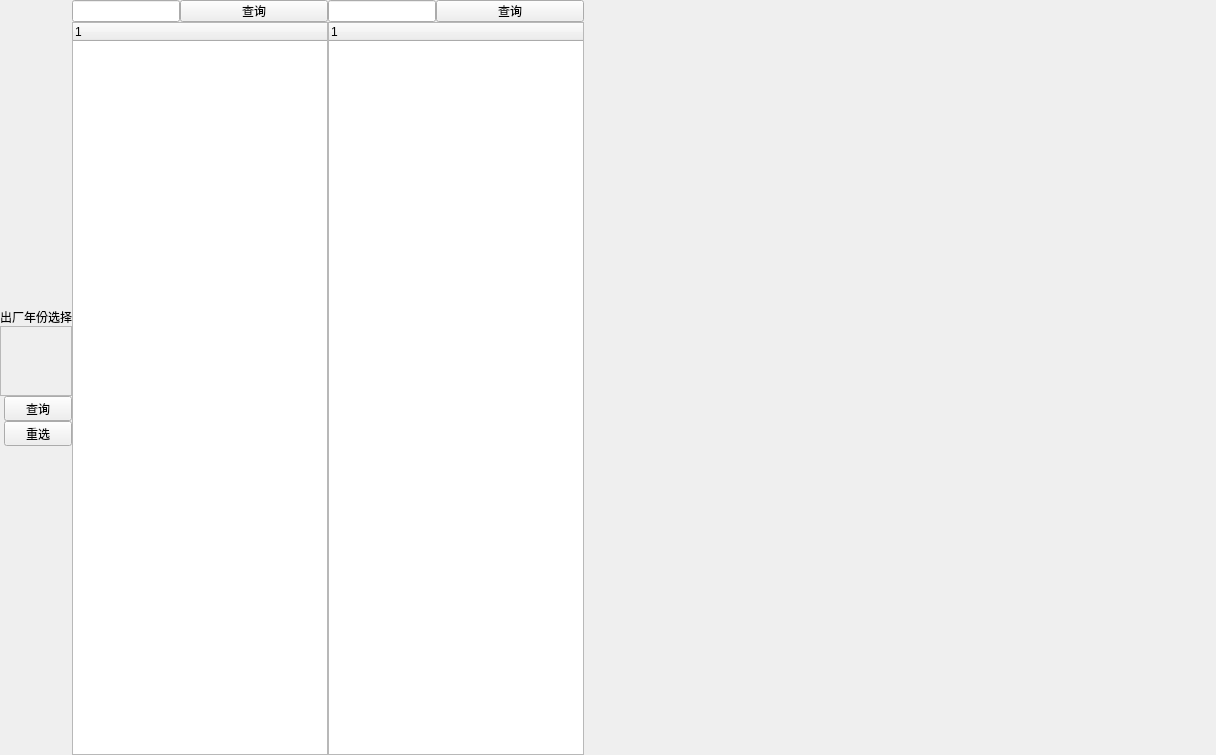
Old version of the form widgets/strengthDisturb/stren_inquiry.ui in the repository Belos10/Equip.
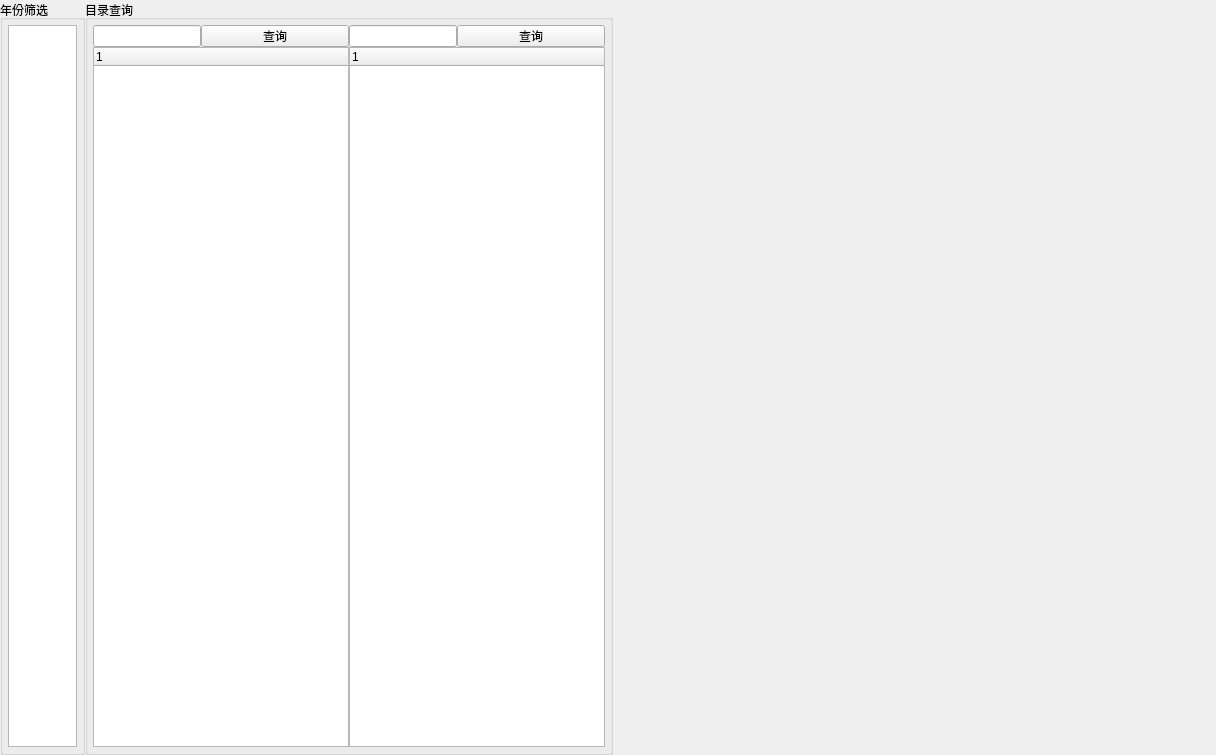
New version of the form.

```diff
--- a/widgets/strengthDisturb/stren_inquiry.ui
+++ b/widgets/strengthDisturb/stren_inquiry.ui
@@ -13,23 +13,93 @@
   <property name="windowTitle">
    <string>Form</string>
   </property>
+  <layout class="QHBoxLayout" name="horizontalLayout_5">
+   <property name="spacing">
+    <number>0</number>
+   </property>
+   <property name="leftMargin">
+    <number>0</number>
+   </property>
+   <property name="topMargin">
+    <number>0</number>
+   </property>
+   <property name="rightMargin">
+    <number>0</number>
+   </property>
+   <property name="bottomMargin">
+    <number>0</number>
+   </property>
+   <item>
+    <widget class="QWidget" name="widget" native="true">
+     <property name="sizePolicy">
+      <sizepolicy hsizetype="Fixed" vsizetype="Preferred">
+       <horstretch>0</horstretch>
+       <verstretch>0</verstretch>
+      </sizepolicy>
+     </property>
+     <property name="minimumSize">
+      <size>
+       <width>0</width>
+       <height>755</height>
+      </size>
+     </property>
+    </widget>
+   </item>
+   <item>
+    <widget class="QGroupBox" name="groupBox">
+     <property name="maximumSize">
+      <size>
+       <width>85</width>
+       <height>16777215</height>
+      </size>
+     </property>
+     <property name="title">
+      <string>年份筛选</string>
+     </property>
   <layout class="QGridLayout" name="gridLayout">
    <property name="leftMargin">
-    <number>0</number>
+       <number>5</number>
    </property>
    <property name="topMargin">
-    <number>0</number>
+       <number>5</number>
    </property>
    <property name="rightMargin">
-    <number>0</number>
+       <number>5</number>
    </property>
    <property name="bottomMargin">
-    <number>0</number>
+       <number>5</number>
    </property>
    <property name="spacing">
-    <number>0</number>
-   </property>
-   <item row="0" column="1">
+       <number>5</number>
+      </property>
+      <item row="0" column="0">
+       <widget class="QListWidget" name="lw_chooseYear"/>
+      </item>
+     </layout>
+    </widget>
+   </item>
+   <item>
+    <widget class="QGroupBox" name="groupBox_2">
+     <property name="title">
+      <string>目录查询</string>
+     </property>
+     <layout class="QGridLayout" name="gridLayout_2">
+      <property name="leftMargin">
+       <number>5</number>
+      </property>
+      <property name="topMargin">
+       <number>5</number>
+      </property>
+      <property name="rightMargin">
+       <number>5</number>
+      </property>
+      <property name="bottomMargin">
+       <number>5</number>
+      </property>
+      <property name="spacing">
+       <number>5</number>
+      </property>
+      <item row="0" column="0">
     <widget class="QWidget" name="wg_directory" native="true">
      <property name="sizePolicy">
       <sizepolicy hsizetype="Fixed" vsizetype="Preferred">
@@ -155,106 +225,10 @@
      </layout>
     </widget>
    </item>
-   <item row="0" column="0">
-    <widget class="QWidget" name="widget" native="true">
-     <property name="sizePolicy">
-      <sizepolicy hsizetype="Fixed" vsizetype="Preferred">
-       <horstretch>0</horstretch>
-       <verstretch>0</verstretch>
-      </sizepolicy>
-     </property>
-     <property name="minimumSize">
-      <size>
-       <width>0</width>
-       <height>755</height>
-      </size>
-     </property>
-     <layout class="QVBoxLayout" name="verticalLayout_4">
-      <property name="spacing">
-       <number>0</number>
-      </property>
-      <property name="sizeConstraint">
-       <enum>QLayout::SetFixedSize</enum>
-      </property>
-      <property name="leftMargin">
-       <number>0</number>
-      </property>
-      <property name="topMargin">
-       <number>0</number>
-      </property>
-      <property name="rightMargin">
-       <number>0</number>
-      </property>
-      <property name="bottomMargin">
-       <number>0</number>
-      </property>
-      <item>
-       <widget class="QLabel" name="label">
-        <property name="sizePolicy">
-         <sizepolicy hsizetype="Preferred" vsizetype="Minimum">
-          <horstretch>0</horstretch>
-          <verstretch>0</verstretch>
-         </sizepolicy>
-        </property>
-        <property name="text">
-         <string>出厂年份选择</string>
-        </property>
-       </widget>
-      </item>
-      <item>
-       <widget class="QScrollArea" name="sa_yearChoose">
-        <property name="widgetResizable">
-         <bool>true</bool>
-        </property>
-        <widget class="QWidget" name="scrollAreaWidgetContents">
-         <property name="geometry">
-          <rect>
-           <x>0</x>
-           <y>0</y>
-           <width>88</width>
-           <height>687</height>
-          </rect>
-         </property>
-        </widget>
-       </widget>
-      </item>
-      <item>
-       <layout class="QVBoxLayout" name="verticalLayout_2">
-        <property name="leftMargin">
-         <number>4</number>
-        </property>
-        <item>
-         <widget class="QToolButton" name="tb_inqury">
-          <property name="sizePolicy">
-           <sizepolicy hsizetype="Minimum" vsizetype="Minimum">
-            <horstretch>0</horstretch>
-            <verstretch>0</verstretch>
-           </sizepolicy>
-          </property>
-          <property name="text">
-           <string>查询</string>
-          </property>
-         </widget>
-        </item>
-        <item>
-         <widget class="QToolButton" name="tb_rechoose">
-          <property name="sizePolicy">
-           <sizepolicy hsizetype="Minimum" vsizetype="Minimum">
-            <horstretch>0</horstretch>
-            <verstretch>0</verstretch>
-           </sizepolicy>
-          </property>
-          <property name="text">
-           <string>重选</string>
-          </property>
-         </widget>
-        </item>
-       </layout>
-      </item>
-     </layout>
+     </layout>
     </widget>
    </item>
-   <item row="0" column="2">
+   <item>
     <widget class="QStackedWidget" name="sw_strenSelectMan">
      <property name="sizePolicy">
       <sizepolicy hsizetype="Preferred" vsizetype="Preferred">
```
Lines whose indentation alone changed are shown as unchanged.
